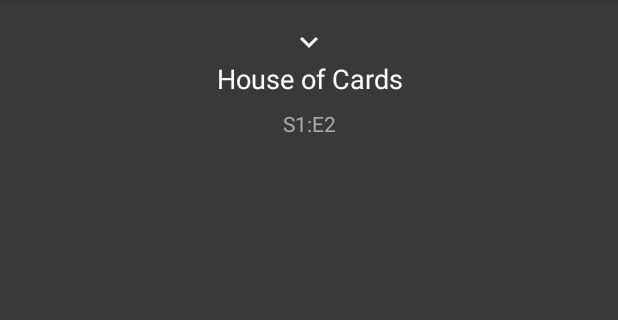
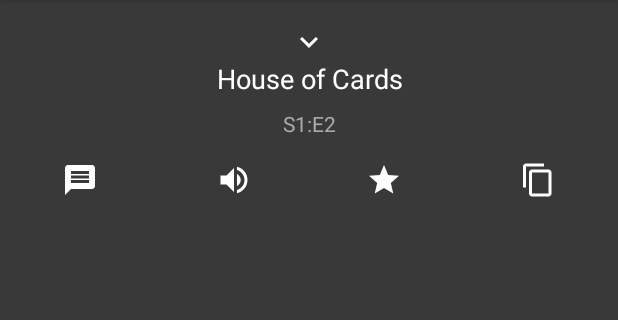
Before and after one commit to JacobBlackzx/AndroidDV, an Android app: the screen it shows after launch (MainActivity), on a phone screen of 412 x 824 dp, the part 84-404 px from its top. Run offline under Robolectric (Android 15) with nearby library versions, the phone set to English and light mode, and no system bars.

Commit message:
Netflix Clone - Atualização Android Apps - 1

```diff
--- /dev/null
+++ b/Netflix/app/src/main/res/drawable/ic_conteudo_24.xml
@@ -0,0 +1,5 @@
+<vector android:height="24dp" android:tint="#FFFFFF"
+    android:viewportHeight="24" android:viewportWidth="24"
+    android:width="24dp" xmlns:android="http://schemas.android.com/apk/res/android">
+    <path android:fillColor="@android:color/white" android:pathData="M16,1L4,1c-1.1,0 -2,0.9 -2,2v14h2L4,3h12L16,1zM19,5L8,5c-1.1,0 -2,0.9 -2,2v14c0,1.1 0.9,2 2,2h11c1.1,0 2,-0.9 2,-2L21,7c0,-1.1 -0.9,-2 -2,-2zM19,21L8,21L8,7h11v14z"/>
+</vector>
--- /dev/null
+++ b/Netflix/app/src/main/res/drawable/ic_message_24.xml
@@ -0,0 +1,5 @@
+<vector android:autoMirrored="true" android:height="24dp"
+    android:tint="#FFFFFF" android:viewportHeight="24"
+    android:viewportWidth="24" android:width="24dp" xmlns:android="http://schemas.android.com/apk/res/android">
+    <path android:fillColor="@android:color/white" android:pathData="M20,2L4,2c-1.1,0 -1.99,0.9 -1.99,2L2,22l4,-4h14c1.1,0 2,-0.9 2,-2L22,4c0,-1.1 -0.9,-2 -2,-2zM18,14L6,14v-2h12v2zM18,11L6,11L6,9h12v2zM18,8L6,8L6,6h12v2z"/>
+</vector>
--- /dev/null
+++ b/Netflix/app/src/main/res/drawable/ic_star_24.xml
@@ -0,0 +1,5 @@
+<vector android:height="24dp" android:tint="#FFFFFF"
+    android:viewportHeight="24" android:viewportWidth="24"
+    android:width="24dp" xmlns:android="http://schemas.android.com/apk/res/android">
+    <path android:fillColor="@android:color/white" android:pathData="M12,17.27L18.18,21l-1.64,-7.03L22,9.24l-7.19,-0.61L12,2 9.19,8.63 2,9.24l5.46,4.73L5.82,21z"/>
+</vector>
--- /dev/null
+++ b/Netflix/app/src/main/res/drawable/ic_volume_up_24.xml
@@ -0,0 +1,5 @@
+<vector android:autoMirrored="true" android:height="24dp"
+    android:tint="#FFFFFF" android:viewportHeight="24"
+    android:viewportWidth="24" android:width="24dp" xmlns:android="http://schemas.android.com/apk/res/android">
+    <path android:fillColor="@android:color/white" android:pathData="M3,9v6h4l5,5L12,4L7,9L3,9zM16.5,12c0,-1.77 -1.02,-3.29 -2.5,-4.03v8.05c1.48,-0.73 2.5,-2.25 2.5,-4.02zM14,3.23v2.06c2.89,0.86 5,3.54 5,6.71s-2.11,5.85 -5,6.71v2.06c4.01,-0.91 7,-4.49 7,-8.77s-2.99,-7.86 -7,-8.77z"/>
+</vector>
--- a/Netflix/app/src/main/res/layout/activity_main.xml
+++ b/Netflix/app/src/main/res/layout/activity_main.xml
@@ -30,4 +30,72 @@
         app:layout_constraintEnd_toEndOf="parent"
         app:layout_constraintStart_toStartOf="parent"
         app:layout_constraintTop_toBottomOf="@+id/textView2" />
+
+    <androidx.constraintlayout.widget.Guideline
+        android:id="@+id/guideline"
+        android:layout_width="wrap_content"
+        android:layout_height="wrap_content"
+        android:orientation="vertical"
+        app:layout_constraintGuide_percent="0.1" />
+
+    <androidx.constraintlayout.widget.Guideline
+        android:id="@+id/guideline2"
+        android:layout_width="wrap_content"
+        android:layout_height="wrap_content"
+        android:orientation="vertical"
+        app:layout_constraintGuide_percent="0.35" />
+
+    <androidx.constraintlayout.widget.Guideline
+        android:id="@+id/guideline3"
+        android:layout_width="wrap_content"
+        android:layout_height="wrap_content"
+        android:orientation="vertical"
+        app:layout_constraintGuide_percent="0.65" />
+
+    <androidx.constraintlayout.widget.Guideline
+        android:id="@+id/guideline4"
+        android:layout_width="wrap_content"
+        android:layout_height="wrap_content"
+        android:orientation="vertical"
+        app:layout_constraintGuide_percent="0.90" />
+
+    <ImageView
+        android:id="@+id/imageView"
+        android:layout_width="wrap_content"
+        android:layout_height="wrap_content"
+        android:layout_marginTop="16dp"
+        android:contentDescription="@string/menu_mensagem"
+        app:layout_constraintStart_toStartOf="@+id/guideline"
+        app:layout_constraintTop_toBottomOf="@+id/textView3"
+        app:srcCompat="@drawable/ic_message_24" />
+
+    <ImageView
+        android:id="@+id/imageView2"
+        android:layout_width="wrap_content"
+        android:layout_height="wrap_content"
+        android:layout_marginTop="16dp"
+        android:contentDescription="@string/menu_volume"
+        app:layout_constraintStart_toStartOf="@+id/guideline2"
+        app:layout_constraintTop_toBottomOf="@+id/textView3"
+        app:srcCompat="@drawable/ic_volume_up_24" />
+
+    <ImageView
+        android:id="@+id/imageView3"
+        android:layout_width="wrap_content"
+        android:layout_height="wrap_content"
+        android:layout_marginTop="16dp"
+        android:contentDescription="@string/menu_avaliacoes"
+        app:layout_constraintEnd_toStartOf="@+id/guideline3"
+        app:layout_constraintTop_toBottomOf="@+id/textView3"
+        app:srcCompat="@drawable/ic_star_24" />
+
+    <ImageView
+        android:id="@+id/imageView4"
+        android:layout_width="wrap_content"
+        android:layout_height="wrap_content"
+        android:layout_marginTop="16dp"
+        android:contentDescription="@string/menu_episodios"
+        app:layout_constraintEnd_toStartOf="@+id/guideline4"
+        app:layout_constraintTop_toBottomOf="@+id/textView3"
+        app:srcCompat="@drawable/ic_conteudo_24" />
 </androidx.constraintlayout.widget.ConstraintLayout>
--- a/Netflix/app/src/main/res/values/strings.xml
+++ b/Netflix/app/src/main/res/values/strings.xml
@@ -1,3 +1,8 @@
 <resources>
     <string name="app_name">Netflix</string>
+    <string name="menu_men">Mensagem</string>
+    <string name="menu_mensagem">Menu Mensagem</string>
+    <string name="menu_volume">Menu Volume</string>
+    <string name="menu_avaliacoes">Menu Avaliações</string>
+    <string name="menu_episodios">Menu Episódios</string>
 </resources>
```
